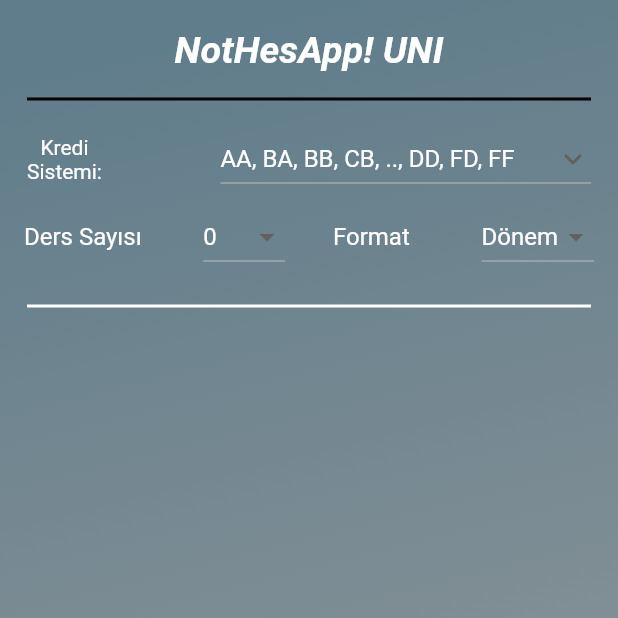
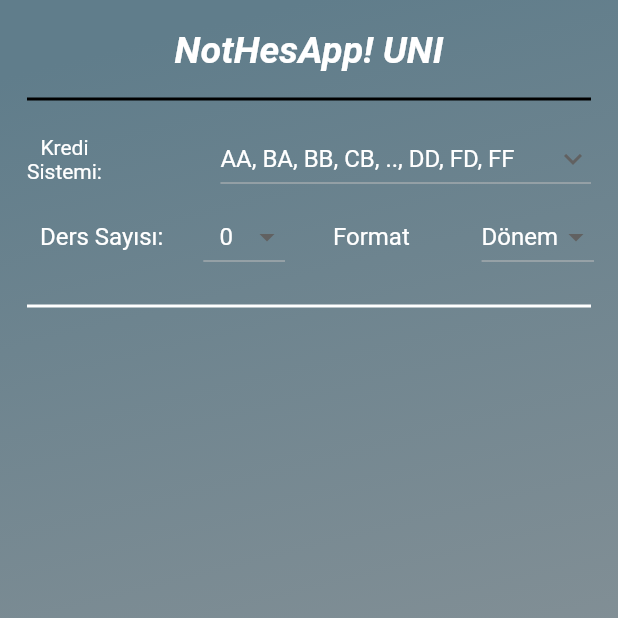
Before and after one commit to yakuplacin/notum, a Flutter app: the screen it shows after launch, on a phone screen of 412 x 824 dp, the top half of it. Run offline on Flutter 3.47's test engine with Material 2 defaults, Android fonts, the phone set to English and light mode, and no system bars.

Commit message:
Fix Last

```diff
--- a/lib/main.dart
+++ b/lib/main.dart
@@ -346,12 +346,14 @@ class _MyHomePageState extends State<MyHomePage> {
                         child: Expanded(
                           child: ListTile(
                             title: Text(
-                              'Ders Sayısı',
+                              'Ders Sayısı:',
                               style: TextStyle(
                                 color: Colors.white,
                               ),
+                              textAlign: TextAlign.center,
                             ),
                             trailing: DropdownButton<int>(
+                              alignment: Alignment.center,
                                 dropdownColor: Colors.red.withOpacity(0.8),
                                 hint: Text(
                                   "Pick",
@@ -382,6 +384,7 @@ class _MyHomePageState extends State<MyHomePage> {
                                     value: value,
                                     child: Text(
                                       value.toString(),
+                                      textAlign: TextAlign.center,
                                       style: TextStyle(
                                         color: Colors.white,
                                       ),
@@ -410,6 +413,7 @@ class _MyHomePageState extends State<MyHomePage> {
                                         dersler.removeLast();
                                       }
                                     }
+                                    Hesapla();
                                   });
                                 }),
                           ),
@@ -625,6 +629,7 @@ class _MyHomePageState extends State<MyHomePage> {
                                   ),
                                   alignment: Alignment.center,
                                   child: DropdownButton(
+                                    dropdownColor: Colors.red.withOpacity(0.8),
                                     value: dersler[index].dersLetter,
                                     icon: const Icon(Icons.keyboard_arrow_down),
                                     items: (sistem == 1
@@ -639,6 +644,7 @@ class _MyHomePageState extends State<MyHomePage> {
                                         value: items,
                                         child: Text(
                                           items,
+                                          style: TextStyle(color: Colors.white),
                                         ),
                                       );
                                     }).toList(),
```
